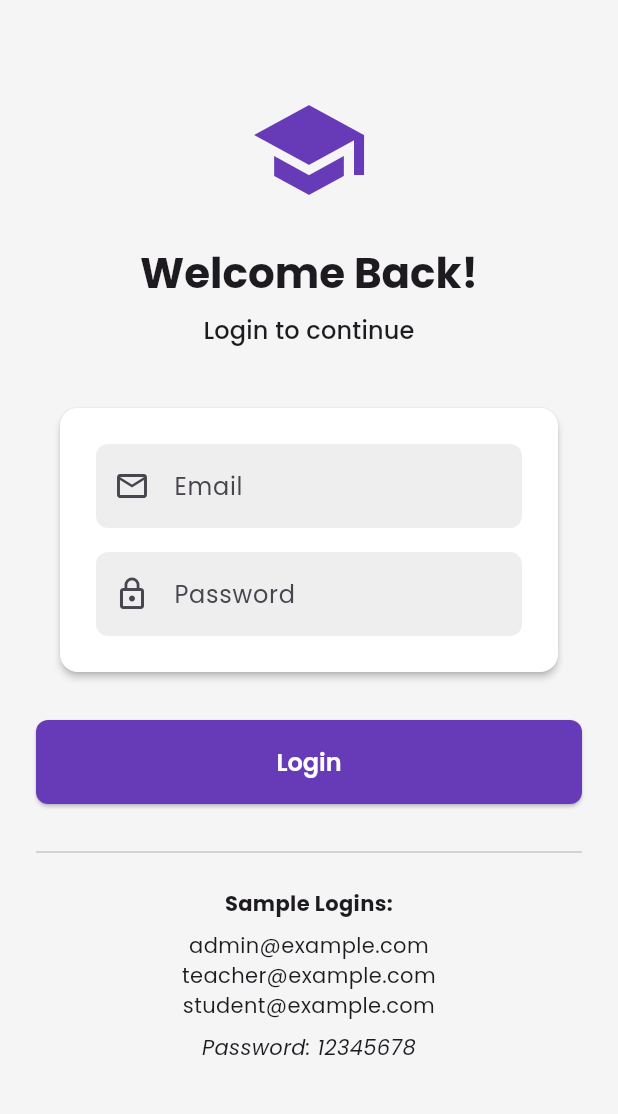
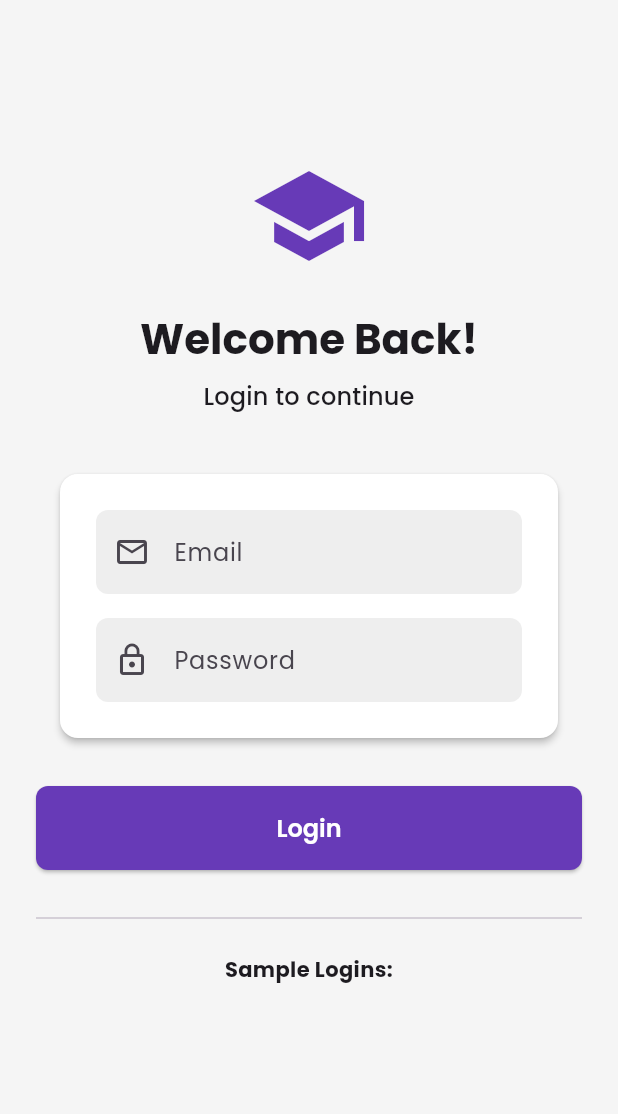
Before and after one commit to vinothpepstech-arch/class_attendance, a Flutter app: the screen it shows after launch, on a phone screen of 412 x 824 dp, the part 84-1198 px from its top. Run offline on Flutter 3.47's test engine with Material 3 defaults, Android fonts, the phone set to English and light mode, and no system bars; our stand-ins replace google_fonts, supabase_flutter; accounts and stored records are empty.

Commit message:
updated final apk

```diff
--- a/lib/screens/login_screen.dart
+++ b/lib/screens/login_screen.dart
@@ -160,10 +160,7 @@ class _LoginScreenState extends State<LoginScreen> with SingleTickerProviderStat
                     style: TextStyle(fontWeight: FontWeight.bold),
                   ),
                   const SizedBox(height: 8),
-                  const Text('admin@example.com\nteacher@example.com\nstudent@example.com', textAlign: TextAlign.center),
-                  const SizedBox(height: 8),
-                  const Text('Password: 12345678', textAlign: TextAlign.center, style: TextStyle(fontStyle: FontStyle.italic)),
-                ],
+                 ],
               ),
             ),
           ),
```
Also changed, not shown: 2 other files.
